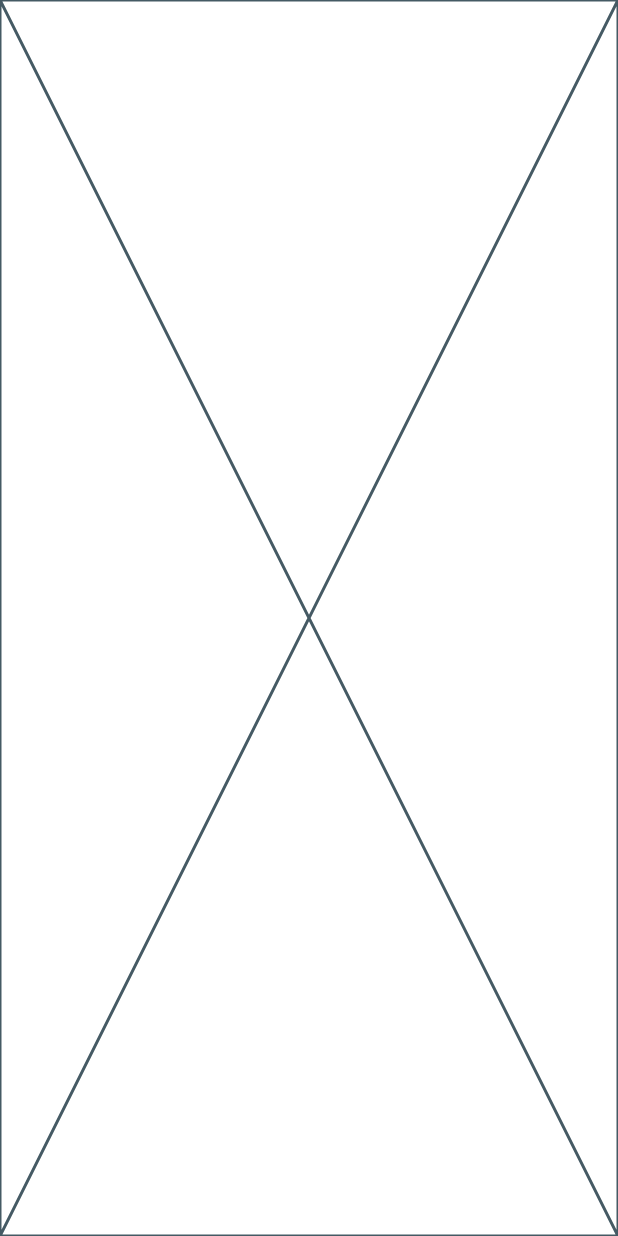
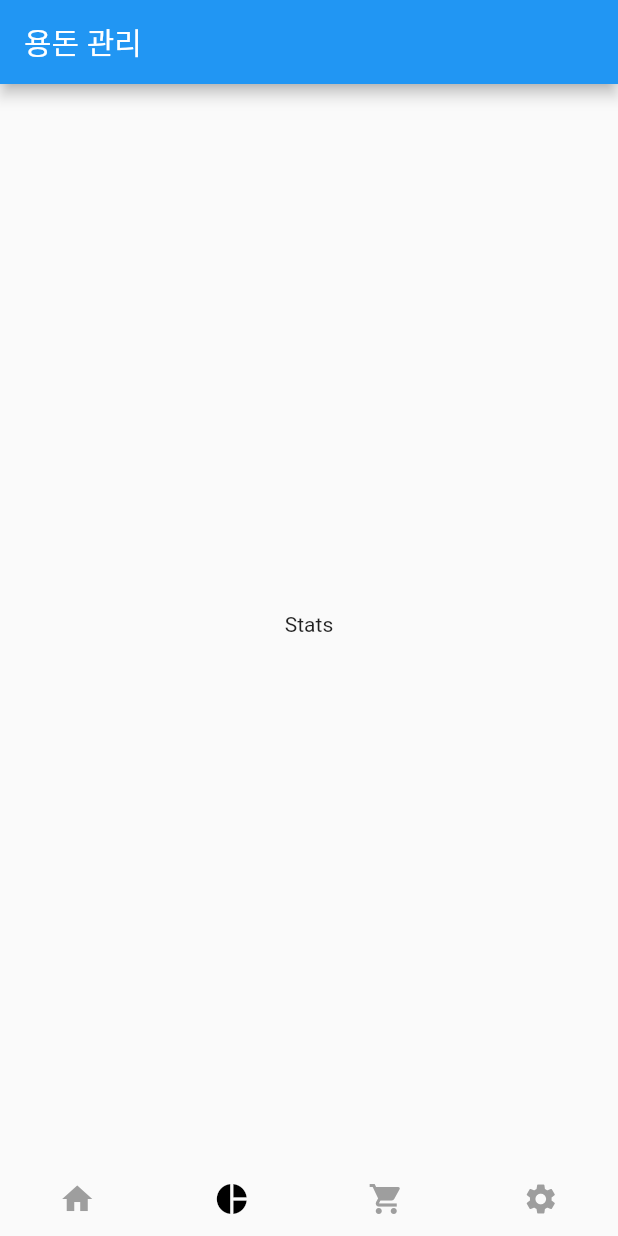
Before and after one commit to tmdeh/pocket-money-management, a Flutter app: the screen it shows after launch, on a phone screen of 412 x 824 dp. Run offline on Flutter 3.47's test engine with Material 2 defaults, Android fonts, the light colour scheme and no system bars.

Commit message:
라우팅 및 바텀 네비게이션 추가

```diff
--- a/lib/main.dart
+++ b/lib/main.dart
@@ -1,8 +1,21 @@
 import 'package:flutter/material.dart';
+import 'package:pocket_money_management_app/screens/detail.dart';
+import 'package:pocket_money_management_app/screens/home.dart';
+import 'package:pocket_money_management_app/screens/settings.dart';
+import 'package:pocket_money_management_app/screens/shopping.dart';
+import 'package:pocket_money_management_app/screens/stats.dart';
 
 void main() {
   runApp(const MyApp());
 }
+
+
+final darkTheme = ThemeData(
+
+);
+final lightTheme = ThemeData(
+  primaryColor: Colors.black
+);
 
 class MyApp extends StatelessWidget {
   const MyApp({super.key});
@@ -10,9 +23,61 @@
   // This widget is the root of your application.
   @override
   Widget build(BuildContext context) {
-    return const MaterialApp(
+    return MaterialApp(
       title: 'Flutter Demo',
-      home: Placeholder(),
+      initialRoute: '/',
+      theme: lightTheme,
+      darkTheme: darkTheme,
+      home: BottomNavigator()
     );
   }
 }
+
+class BottomNavigator extends StatelessWidget {
+   BottomNavigator({Key? key}) : super(key: key);
+
+  final List<Widget> _widgetOptions = [
+    const HomeScreen(),
+    const StatsScreen(),
+    const ShoppingScreen(),
+    const SettingScreen()
+  ];
+
+
+  final List<Widget> _tabs = [
+    const Tab(
+       icon: Icon(Icons.home)
+    ),
+    const Tab(
+      icon: Icon(Icons.pie_chart),
+    ),
+    const Tab(
+      icon: Icon(Icons.shopping_cart),
+    ),
+    const Tab(
+      icon: Icon(Icons.settings),
+    )
+  ];
+
+  @override
+  Widget build(BuildContext context) {
+    return DefaultTabController(
+      initialIndex: 1,
+      length: _tabs.length,
+      child: Scaffold(
+        appBar: AppBar(
+          title: Text("용돈 관리"),
+        ),
+        bottomNavigationBar: TabBar(
+          tabs: _tabs,
+          indicatorColor: Colors.transparent,
+          unselectedLabelColor: Colors.grey,
+          labelColor: Colors.black,
+        ),
+        body: TabBarView(
+          children: _widgetOptions,
+        ),
+      ),
+    );
+  }
+}
--- /dev/null
+++ b/lib/screens/stats.dart
@@ -0,0 +1,12 @@
+import 'package:flutter/material.dart';
+
+class StatsScreen extends StatelessWidget {
+  const StatsScreen({Key? key}) : super(key: key);
+
+  @override
+  Widget build(BuildContext context) {
+    return const Center(
+      child: Text("Stats"),
+    );
+  }
+}
```
Also changed, not shown: lib/screens/detail.dart (added, +13 -0 lines), lib/screens/home.dart (added, +13 -0 lines), lib/screens/settings.dart (added, +12 -0 lines), lib/screens/shopping.dart (added, +13 -0 lines), 1 other file.
